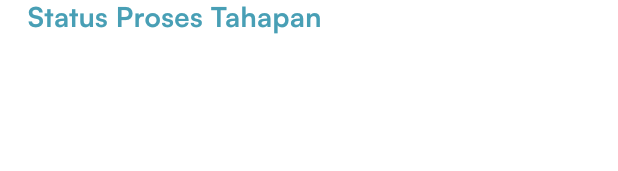
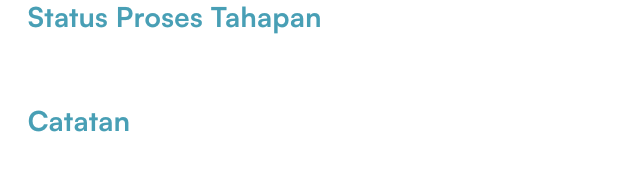
Before and after one commit to GGngodong/tracking-apps, a Flutter app: the CardDetailSurat widget shown alone on an empty page, opened directly with empty values, on a phone screen of 412 x 824 dp. Shown: the part 644-815 px from the top of the screen. Run offline on Flutter 3.47's test engine with Material 3 defaults, Android fonts, the phone set to English and light mode, and no system bars; our stand-ins replace bloc, cloud_functions, connectivity_plus, dropdown_button2, easy_localization, equatable and 14 more; missing offline and left inert: flutter_downloader, syncfusion_flutter_pdfviewer; accounts and stored records are empty; network calls fail.

Commit message:
adding notes

```diff
--- a/lib/presentation/blocs/permit/edit/edit_bloc.dart
+++ b/lib/presentation/blocs/permit/edit/edit_bloc.dart
@@ -34,6 +34,7 @@ class EditBloc extends Bloc<EditEvent, EditState> {
           processStatus: event.processStatus,
           noProdukMabes: event.noProdukMabes,
           uploadStatus: event.uploadStatus,
+          note: event.note,
           authToken: token,
         );
         if (updateResponse.statusCode == 200) {
--- a/lib/presentation/blocs/permit/edit/edit_event.dart
+++ b/lib/presentation/blocs/permit/edit/edit_event.dart
@@ -11,9 +11,11 @@ class UpdateDataButtonPressed extends EditEvent {
   String? processStatus;
   String? uploadStatus;
   String? noProdukMabes;
+  String? note;
   final String id;
 
   UpdateDataButtonPressed({
+    this.note,
     this.noProdukMabes,
     this.processStatus,
     this.uploadStatus,
@@ -21,7 +23,8 @@ class UpdateDataButtonPressed extends EditEvent {
   });
 
   @override
-  List<Object?> get props => [noProdukMabes, processStatus, uploadStatus, id];
+  List<Object?> get props =>
+      [note, noProdukMabes, processStatus, uploadStatus, id];
 }
 
 class DeleteDataButtonPressed extends EditEvent {
--- a/lib/presentation/component/card_detail.dart
+++ b/lib/presentation/component/card_detail.dart
@@ -1,9 +1,6 @@
 import 'package:flutter/material.dart';
-import 'package:flutter_bloc/flutter_bloc.dart';
 import 'package:flutter_screenutil/flutter_screenutil.dart';
-import 'package:tracking_apps/common/shared_preferance_service.dart';
 import 'package:tracking_apps/configs/theme/app_colors.dart';
-import 'package:tracking_apps/presentation/blocs/permit/upload/upload_bloc.dart';
 
 class CardDetailSurat extends StatefulWidget {
   final String date;
@@ -15,9 +12,10 @@ class CardDetailSurat extends StatefulWidget {
   final String processStatus;
   final String uploadStatus;
   final String id;
+  final String note;
 
-  const CardDetailSurat(
-      {super.key,
+  const CardDetailSurat({
+    super.key,
     required this.date,
     required this.categorySurat,
     required this.noSurat,
@@ -25,14 +23,16 @@ class CardDetailSurat extends StatefulWidget {
     required this.namaDokumen,
     required this.noSuratIzinMabes,
     required this.id,
-      required this.processStatus, required this.uploadStatus});
+    required this.processStatus,
+    required this.uploadStatus,
+    required this.note,
+  });
 
   @override
   State<CardDetailSurat> createState() => _CardDetailSuratState();
 }
 
 class _CardDetailSuratState extends State<CardDetailSurat> {
-
   @override
   Widget build(BuildContext context) {
     return Container(
@@ -52,7 +52,9 @@ class _CardDetailSuratState extends State<CardDetailSurat> {
               color: AppColors.primary,
             ),
           ),
-          SizedBox(height: 8.h,),
+          SizedBox(
+            height: 8.h,
+          ),
           Text(
             widget.uploadStatus,
             style: TextStyle(
@@ -183,6 +185,26 @@ class _CardDetailSuratState extends State<CardDetailSurat> {
             ),
           ),
           SizedBox(height: 12.h),
+          Text(
+            'Catatan',
+            style: TextStyle(
+              fontSize: 16.sp,
+              fontWeight: FontWeight.w600,
+              fontFamily: 'Satoshi',
+              color: AppColors.primary,
+            ),
+          ),
+          SizedBox(height: 12.h),
+          Text(
+            widget.note,
+            maxLines: 3,
+            style: TextStyle(
+              fontSize: 12.sp,
+              fontWeight: FontWeight.w400,
+              fontFamily: 'Satoshi',
+              color: AppColors.lightGrey,
+            ),
+          ),
         ],
       ),
     );
--- a/lib/presentation/pages/detail/detail_surat.dart
+++ b/lib/presentation/pages/detail/detail_surat.dart
@@ -139,6 +139,7 @@ class _DetailSuratPageState extends State<DetailSuratPage> {
               namaPerusahaan: state.permit!.companyName,
               noSurat: state.permit!.noPermit,
               noSuratIzinMabes: state.permit!.noPermitMabes ?? 'Belum Terbit',
+              note: state.permit!.note ?? 'Tidak ada catatan',
             ),
             Padding(
               padding: EdgeInsets.symmetric(horizontal: 16.w),
--- a/lib/presentation/pages/edit/edit_mixin.dart
+++ b/lib/presentation/pages/edit/edit_mixin.dart
@@ -4,6 +4,7 @@ mixin EditMixin on State<EditPage> {
   late TextEditingController _noPermitMabesTextEditingController;
   late TextEditingController _statusProcessTextEditingController;
   late TextEditingController _uploadStatusTextEditingController;
+  late TextEditingController _noteTextEditingController;
   late String? _authToken;
 
   @override
@@ -12,6 +13,7 @@ mixin EditMixin on State<EditPage> {
     _uploadStatusTextEditingController = TextEditingController();
     _statusProcessTextEditingController = TextEditingController();
     _noPermitMabesTextEditingController = TextEditingController();
+    _noteTextEditingController = TextEditingController();
     _loadAuthToken();
   }
 
@@ -32,6 +34,7 @@ mixin EditMixin on State<EditPage> {
     _uploadStatusTextEditingController.dispose();
     _statusProcessTextEditingController.dispose();
     _noPermitMabesTextEditingController.dispose();
+    _noteTextEditingController.dispose();
     super.dispose();
   }
 
@@ -74,6 +77,7 @@ mixin EditMixin on State<EditPage> {
         noProdukMabes: _noPermitMabesTextEditingController.text.trim(),
         processStatus: _statusProcessTextEditingController.text.trim(),
         uploadStatus: _uploadStatusTextEditingController.text.trim(),
+        note: _noteTextEditingController.text.trim(),
       ),
     );
   }
```
Also changed, not shown: lib/presentation/pages/edit/edit_page.dart (+13 -1 lines). Lines whose indentation alone changed are shown as unchanged.
